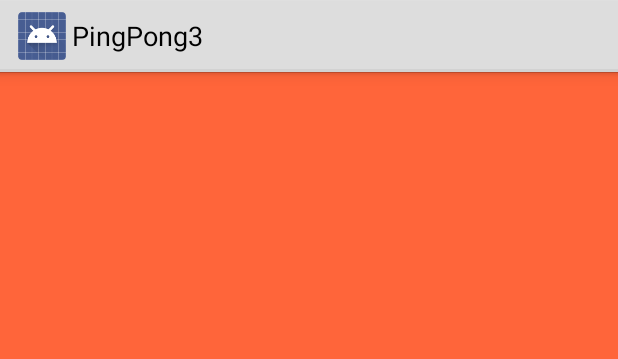
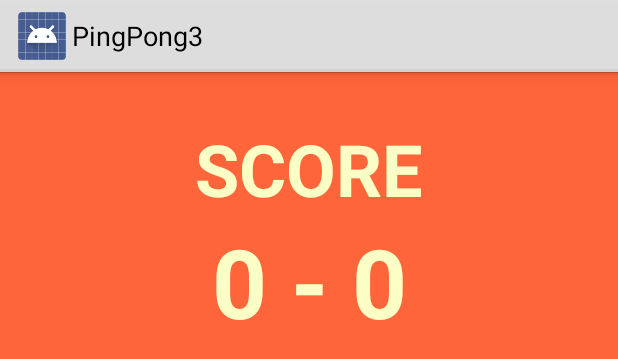
Before and after one commit to PingPong3/client-android, an Android app: the layout fragment_racket.xml on its own in the app's theme, with its tools: preview values and no code run, on a phone screen of 412 x 824 dp. Shown: the top 359 px of the screen. Run offline under Robolectric (Android 15) with nearby library versions, the phone set to English and light mode, and no system bars; network calls fail.

Commit message:
点数をつける処理を作成

```diff
--- a/app/src/main/java/red/itvirtuoso/pingpong3/app/net/Connection.java
+++ b/app/src/main/java/red/itvirtuoso/pingpong3/app/net/Connection.java
@@ -38,7 +38,7 @@ public class Connection implements Runnable {
             Log.i(TAG, "RCV " + packet);
             EventType eventType = EventType.create(packet.getType());
             if (eventType != null && mListener != null) {
-                mListener.onEvent(new Event(eventType));
+                mListener.onEvent(new Event(eventType, packet.getData()));
             }
         }
         Log.i(TAG, "End connection loop");
--- a/app/src/main/java/red/itvirtuoso/pingpong3/app/view/MainActivity.java
+++ b/app/src/main/java/red/itvirtuoso/pingpong3/app/view/MainActivity.java
@@ -20,7 +20,7 @@ public class MainActivity extends Activity implements
         TitleFragment.OnFragmentInteractionListener,
         RacketFragment.OnFragmentInteractionListener {
 
-    public static final long STEP_TIME = 750;
+    public static final long STEP_TIME = 650;
     private static final String TAG = MainActivity.class.getName();
 
     private Handler mHandler = new Handler();
--- a/app/src/main/res/layout/fragment_racket.xml
+++ b/app/src/main/res/layout/fragment_racket.xml
@@ -1,9 +1,33 @@
-<FrameLayout xmlns:android="http://schemas.android.com/apk/res/android"
+<RelativeLayout xmlns:android="http://schemas.android.com/apk/res/android"
     xmlns:tools="http://schemas.android.com/tools" android:layout_width="match_parent"
     android:layout_height="match_parent"
     tools:context="red.itvirtuoso.pingpong3.app.view.RacketFragment"
     android:background="#ffff653a">
 
-    <!-- TODO: Update blank fragment layout -->
+    <TextView
+        android:layout_width="match_parent"
+        android:layout_height="wrap_content"
+        android:text="SCORE"
+        android:id="@+id/scorelabel_text"
+        android:layout_gravity="center_horizontal|top"
+        android:layout_alignParentLeft="true"
+        android:layout_alignParentTop="true"
+        android:gravity="center"
+        android:textSize="48dp"
+        android:textStyle="bold"
+        android:textColor="#fffcffc5"
+        android:layout_marginTop="32dp" />
 
-</FrameLayout>
+    <TextView
+        android:layout_width="match_parent"
+        android:layout_height="wrap_content"
+        android:text="0 - 0"
+        android:id="@+id/score_text"
+        android:layout_gravity="center_horizontal|top"
+        android:layout_alignParentLeft="true"
+        android:layout_below="@id/scorelabel_text"
+        android:gravity="center"
+        android:textSize="64dp"
+        android:textStyle="bold"
+        android:textColor="#fffcffc5" />
+</RelativeLayout>
```
Also changed, not shown: app/src/main/java/red/itvirtuoso/pingpong3/app/net/Event.java (+15 -3 lines), app/src/main/java/red/itvirtuoso/pingpong3/app/server/Packet.java (+15 -3 lines), app/src/main/java/red/itvirtuoso/pingpong3/app/server/local/LocalServerProxy.java (+7 -1 lines), app/src/main/java/red/itvirtuoso/pingpong3/app/server/socket/SocketServerProxy.java (+16 -8 lines), app/src/main/java/red/itvirtuoso/pingpong3/app/view/RacketFragment.java (+8 -1 lines).
